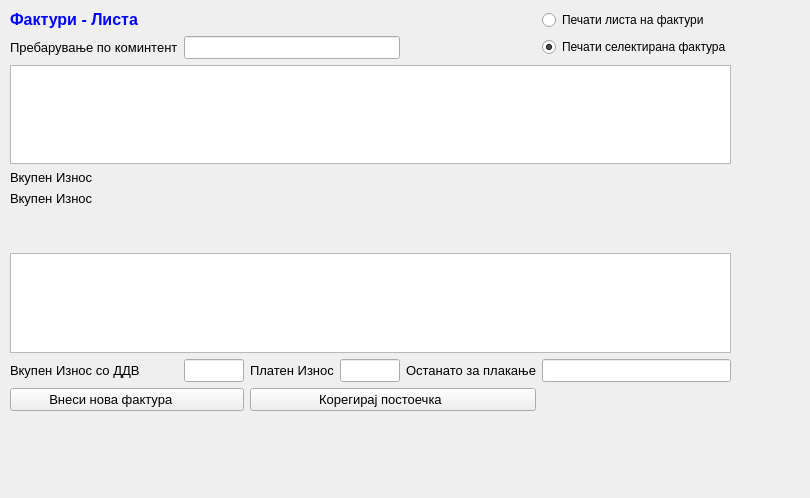
Before: the Qt Designer form sterna/Fakturi/fakturilista.ui in srgank/sterna_x, drawn with Qt 5.
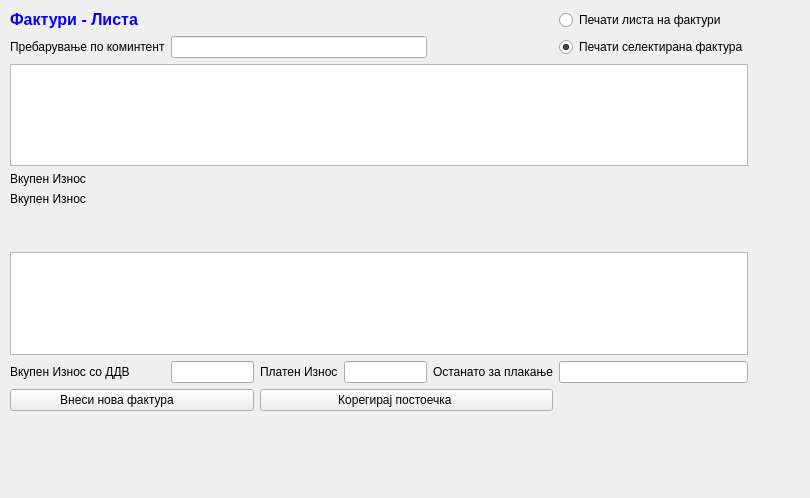
After: the same form once the commit is applied. Icons and pictures are not drawn.

```diff
--- a/sterna/Fakturi/fakturilista.ui
+++ b/sterna/Fakturi/fakturilista.ui
@@ -13,23 +13,18 @@
   <property name="windowTitle">
    <string>Form</string>
   </property>
-  <widget class="QWidget" name="">
+  <widget class="QWidget" name="layoutWidget">
    <property name="geometry">
     <rect>
      <x>10</x>
      <y>10</y>
-     <width>721</width>
+     <width>738</width>
      <height>401</height>
     </rect>
    </property>
    <layout class="QGridLayout" name="gridLayout">
     <item row="0" column="0">
      <widget class="QLabel" name="label_4">
-      <property name="font">
-       <font>
-        <pointsize>10</pointsize>
-       </font>
-      </property>
       <property name="text">
        <string>&lt;!DOCTYPE HTML PUBLIC &quot;-//W3C//DTD HTML 4.0//EN&quot; &quot;http://www.w3.org/TR/REC-html40/strict.dtd&quot;&gt;
 &lt;html&gt;&lt;head&gt;&lt;meta name=&quot;qrichtext&quot; content=&quot;1&quot; /&gt;&lt;style type=&quot;text/css&quot;&gt;
@@ -100,24 +95,13 @@
     </item>
     <item row="1" column="0">
      <widget class="QLabel" name="label_8">
-      <property name="font">
-       <font>
-        <pointsize>10</pointsize>
-       </font>
-      </property>
       <property name="text">
        <string>Пребарување по коминтент</string>
       </property>
      </widget>
     </item>
     <item row="1" column="1" colspan="3">
-     <widget class="QLineEdit" name="lineEdit_7">
-      <property name="font">
-       <font>
-        <pointsize>10</pointsize>
-       </font>
-      </property>
-     </widget>
+     <widget class="QLineEdit" name="lineEdit_7"/>
     </item>
     <item row="1" column="5">
      <widget class="QRadioButton" name="radioButton_2">
@@ -168,11 +152,6 @@
         </disabled>
        </palette>
       </property>
-      <property name="font">
-       <font>
-        <pointsize>10</pointsize>
-       </font>
-      </property>
       <property name="alternatingRowColors">
        <bool>true</bool>
       </property>
@@ -180,11 +159,6 @@
     </item>
     <item row="3" column="0">
      <widget class="QLabel" name="label_11">
-      <property name="font">
-       <font>
-        <pointsize>10</pointsize>
-       </font>
-      </property>
       <property name="text">
        <string>Вкупен Износ </string>
       </property>
@@ -192,11 +166,6 @@
     </item>
     <item row="4" column="0">
      <widget class="QLabel" name="label_12">
-      <property name="font">
-       <font>
-        <pointsize>10</pointsize>
-       </font>
-      </property>
       <property name="text">
        <string>Вкупен Износ </string>
       </property>
@@ -241,13 +210,6 @@
         </disabled>
        </palette>
       </property>
-      <property name="font">
-       <font>
-        <pointsize>10</pointsize>
-        <weight>75</weight>
-        <bold>true</bold>
-       </font>
-      </property>
       <property name="text">
        <string/>
       </property>
@@ -255,12 +217,6 @@
     </item>
     <item row="6" column="0">
      <widget class="QLabel" name="label">
-      <property name="font">
-       <font>
-        <weight>75</weight>
-        <bold>true</bold>
-       </font>
-      </property>
       <property name="text">
        <string/>
       </property>
@@ -268,11 +224,6 @@
     </item>
     <item row="7" column="0" colspan="6">
      <widget class="QTableView" name="tableView_2">
-      <property name="font">
-       <font>
-        <pointsize>10</pointsize>
-       </font>
-      </property>
       <property name="alternatingRowColors">
        <bool>true</bool>
       </property>
@@ -280,11 +231,6 @@
     </item>
     <item row="8" column="0">
      <widget class="QLabel" name="label_7">
-      <property name="font">
-       <font>
-        <pointsize>10</pointsize>
-       </font>
-      </property>
       <property name="text">
        <string>Вкупен Износ со ДДВ </string>
       </property>
@@ -292,13 +238,6 @@
     </item>
     <item row="8" column="1">
      <widget class="QLineEdit" name="lineEdit_6">
-      <property name="font">
-       <font>
-        <pointsize>10</pointsize>
-        <weight>75</weight>
-        <bold>true</bold>
-       </font>
-      </property>
       <property name="alignment">
        <set>Qt::AlignRight|Qt::AlignTrailing|Qt::AlignVCenter</set>
       </property>
@@ -309,11 +248,6 @@
     </item>
     <item row="8" column="2">
      <widget class="QLabel" name="label_9">
-      <property name="font">
-       <font>
-        <pointsize>10</pointsize>
-       </font>
-      </property>
       <property name="text">
        <string>Платен Износ</string>
       </property>
@@ -321,13 +255,6 @@
     </item>
     <item row="8" column="3">
      <widget class="QLineEdit" name="lineEdit_8">
-      <property name="font">
-       <font>
-        <pointsize>10</pointsize>
-        <weight>75</weight>
-        <bold>true</bold>
-       </font>
-      </property>
       <property name="alignment">
        <set>Qt::AlignRight|Qt::AlignTrailing|Qt::AlignVCenter</set>
       </property>
@@ -338,11 +265,6 @@
     </item>
     <item row="8" column="4">
      <widget class="QLabel" name="label_10">
-      <property name="font">
-       <font>
-        <pointsize>10</pointsize>
-       </font>
-      </property>
       <property name="text">
        <string>Останато за плакање</string>
       </property>
@@ -350,13 +272,6 @@
     </item>
     <item row="8" column="5">
      <widget class="QLineEdit" name="lineEdit_9">
-      <property name="font">
-       <font>
-        <pointsize>10</pointsize>
-        <weight>75</weight>
-        <bold>true</bold>
-       </font>
-      </property>
       <property name="alignment">
        <set>Qt::AlignRight|Qt::AlignTrailing|Qt::AlignVCenter</set>
       </property>
@@ -367,11 +282,6 @@
     </item>
     <item row="9" column="0" colspan="2">
      <widget class="QPushButton" name="pushButton">
-      <property name="font">
-       <font>
-        <pointsize>10</pointsize>
-       </font>
-      </property>
       <property name="text">
        <string>Внеси нова фактура         </string>
       </property>
@@ -383,11 +293,6 @@
     </item>
     <item row="9" column="2" colspan="3">
      <widget class="QPushButton" name="pushButton_2">
-      <property name="font">
-       <font>
-        <pointsize>10</pointsize>
-       </font>
-      </property>
       <property name="text">
        <string>Корегирај постоечка       </string>
       </property>
```
